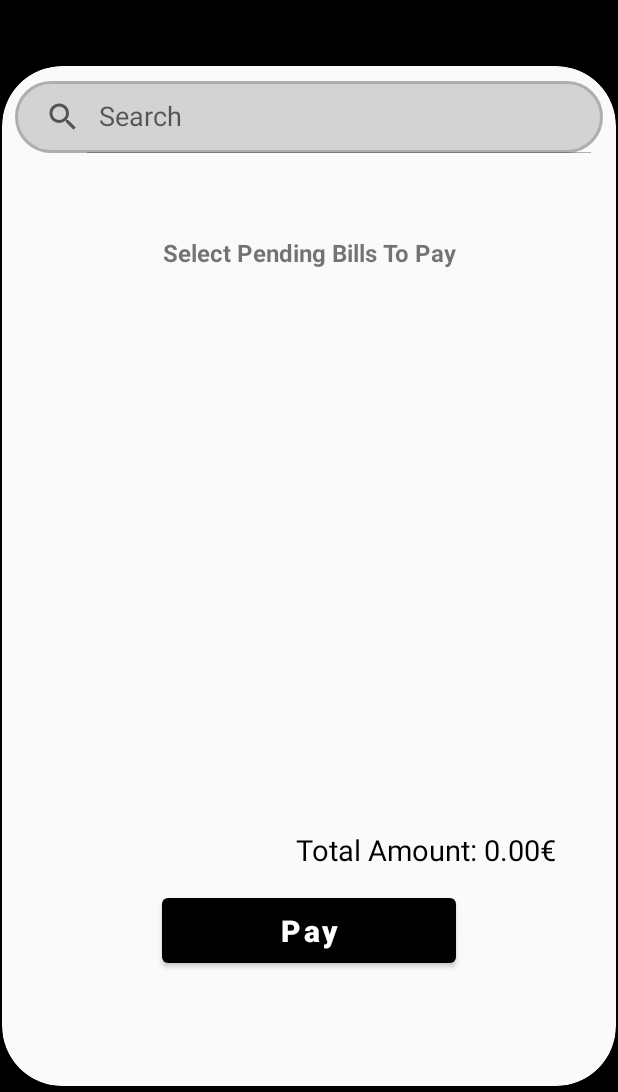
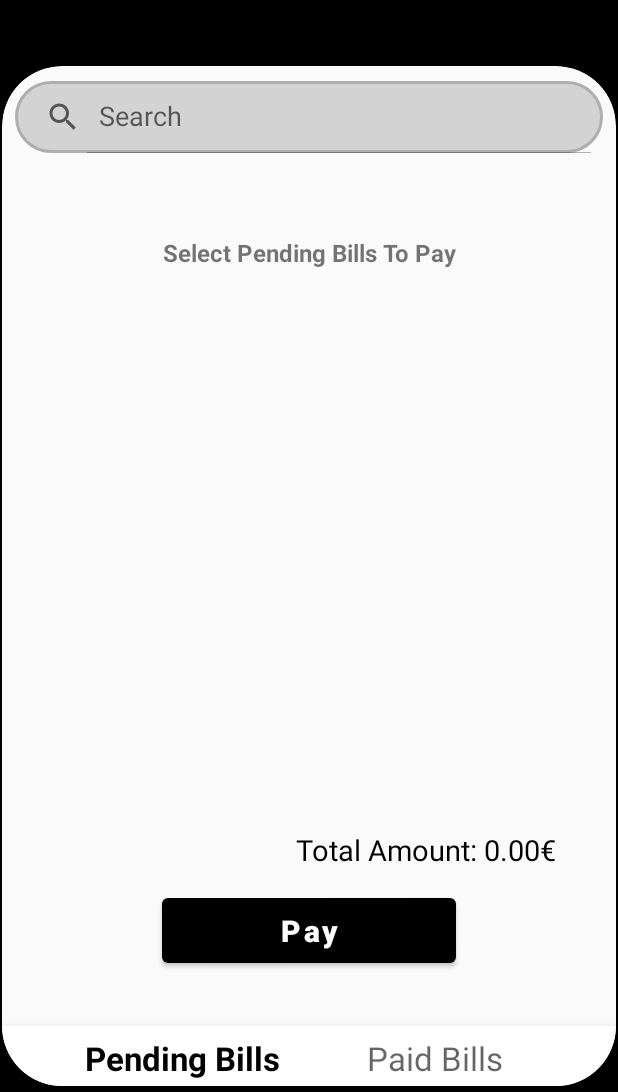
Before and after one commit to andreasftk/CityConnect, an Android app built with Jetpack Compose: the screen it shows after launch (BillSelectionActivity), on a phone screen of 412 x 824 dp, the part 144-1236 px from its top. Run offline under Robolectric (Android 15) with nearby library versions, the phone set to English and light mode, and no system bars.

Commit message:
billBottomNavigationView

```diff
--- a/code/app/src/main/res/layout/activity_bill_selection.xml
+++ b/code/app/src/main/res/layout/activity_bill_selection.xml
@@ -25,7 +25,7 @@
 
         <androidx.constraintlayout.widget.ConstraintLayout
             android:layout_width="match_parent"
-            android:layout_height="640dp"
+            android:layout_height="match_parent"
             app:layout_constraintVertical_bias="10">
 
             <androidx.constraintlayout.widget.ConstraintLayout
@@ -92,6 +92,18 @@
 
             </androidx.constraintlayout.widget.ConstraintLayout>
 
+            <com.google.android.material.bottomnavigation.BottomNavigationView
+                android:id="@+id/billBottomNavigationView"
+                android:layout_width="match_parent"
+                android:layout_height="40dp"
+                android:layout_alignParentBottom="true"
+                app:menu="@menu/bill_bottom_navigation_menu"
+                app:itemTextAppearanceActive="@style/BottomNavigationTextStyle"
+                app:itemTextAppearanceInactive="@style/BottomNavigationTextStyle"
+                app:layout_constraintEnd_toEndOf="parent"
+                app:layout_constraintStart_toStartOf="parent"
+                app:layout_constraintBottom_toBottomOf="parent"/>
+
         </androidx.constraintlayout.widget.ConstraintLayout>
     </androidx.cardview.widget.CardView>
 
--- /dev/null
+++ b/code/app/src/main/res/menu/bill_bottom_navigation_menu.xml
@@ -0,0 +1,9 @@
+<!-- bottom_navigation_menu.xml -->
+<menu xmlns:android="http://schemas.android.com/apk/res/android">
+    <item
+        android:id="@+id/menu_pending_bills"
+        android:title="Pending Bills" />
+    <item
+        android:id="@+id/menu_paid_bills"
+        android:title="Paid Bills" />
+</menu>
--- a/code/app/src/main/res/values/styles.xml
+++ b/code/app/src/main/res/values/styles.xml
@@ -7,4 +7,10 @@
         <item name="colorPrimaryDark">@color/colorPrimaryDark</item>
         <item name="colorAccent">@color/colorAccent</item>
     </style>
+
+    <!-- res/values/styles.xml -->
+    <style name="BottomNavigationTextStyle" parent="@android:style/TextAppearance.Widget.TabWidget">
+        <item name="android:textSize">22sp</item> <!-- Adjust the text size as per your preference -->
+    </style>
+
 </resources>
```
